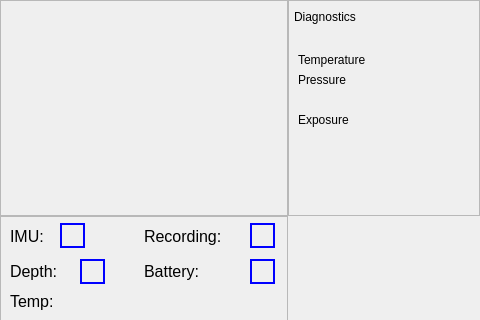
First picture: the form in bluerov_gui_ros/resource/bluerov.ui, repository AutonomousFieldRoboticsLab/afrl_bluerov, before the edit.
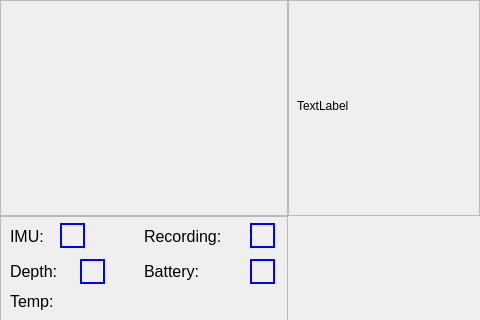
Second picture: the form after the edit.

Commit message: Menu is now visible in bluerov gui.

```diff
--- a/bluerov_gui_ros/resource/bluerov.ui
+++ b/bluerov_gui_ros/resource/bluerov.ui
@@ -72,45 +72,6 @@
    <property name="frameShadow">
     <enum>QFrame::Raised</enum>
    </property>
-   <widget class="QLabel" name="diagnostic_header">
-    <property name="geometry">
-     <rect>
-      <x>6</x>
-      <y>7</y>
-      <width>101</width>
-      <height>20</height>
-     </rect>
-    </property>
-    <property name="text">
-     <string>Diagnostics</string>
-    </property>
-   </widget>
-   <widget class="QLabel" name="temperature_label">
-    <property name="geometry">
-     <rect>
-      <x>10</x>
-      <y>50</y>
-      <width>91</width>
-      <height>20</height>
-     </rect>
-    </property>
-    <property name="text">
-     <string>Temperature</string>
-    </property>
-   </widget>
-   <widget class="QLabel" name="pressure_label">
-    <property name="geometry">
-     <rect>
-      <x>10</x>
-      <y>70</y>
-      <width>101</width>
-      <height>20</height>
-     </rect>
-    </property>
-    <property name="text">
-     <string>Pressure</string>
-    </property>
-   </widget>
    <widget class="QLabel" name="depth_value">
     <property name="geometry">
      <rect>
@@ -150,19 +111,6 @@
      <string/>
     </property>
    </widget>
-   <widget class="QLabel" name="exposure_label">
-    <property name="geometry">
-     <rect>
-      <x>10</x>
-      <y>110</y>
-      <width>81</width>
-      <height>20</height>
-     </rect>
-    </property>
-    <property name="text">
-     <string>Exposure</string>
-    </property>
-   </widget>
    <widget class="QLabel" name="exposure_value_label">
     <property name="geometry">
      <rect>
@@ -202,6 +150,19 @@
      <string/>
     </property>
    </widget>
+   <widget class="QLabel" name="menu_question_label">
+    <property name="geometry">
+     <rect>
+      <x>9</x>
+      <y>0</y>
+      <width>181</width>
+      <height>211</height>
+     </rect>
+    </property>
+    <property name="text">
+     <string>TextLabel</string>
+    </property>
+   </widget>
   </widget>
   <widget class="QFrame" name="status_frame">
    <property name="geometry">
```
The commit also changes 1 other file.
